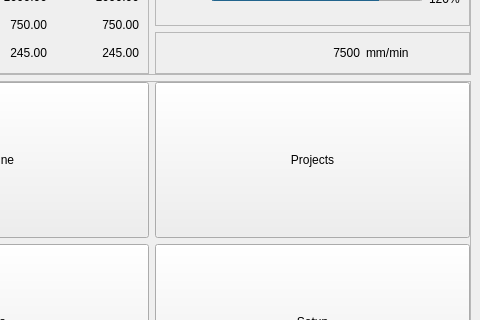
Before: the Qt Designer form src/gui/MainPage.ui in Schlemihl45/Controller, drawn with Qt 5; both pictures show x 176 to 656 and y 95 to 415 of the 656 by 775 pixel window.
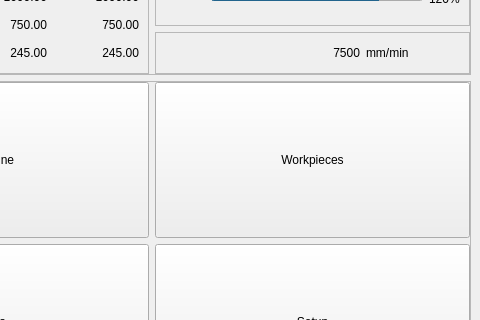
After: the same form once the commit is applied.

Commit message: Added an Kanban to the Workpieces page (former ProjectsPage)

The edit to the form file:
```diff
--- a/src/gui/MainPage.ui
+++ b/src/gui/MainPage.ui
@@ -537,7 +537,7 @@
               </sizepolicy>
              </property>
              <property name="text">
-              <string>Projects</string>
+              <string>Workpieces</string>
              </property>
              <property name="toolButtonStyle">
               <enum>Qt::ToolButtonStyle::ToolButtonIconOnly</enum>
```
Left out of the diff: 2 changed lines with no effect on the pictures. The commit also changes 30 other files.
